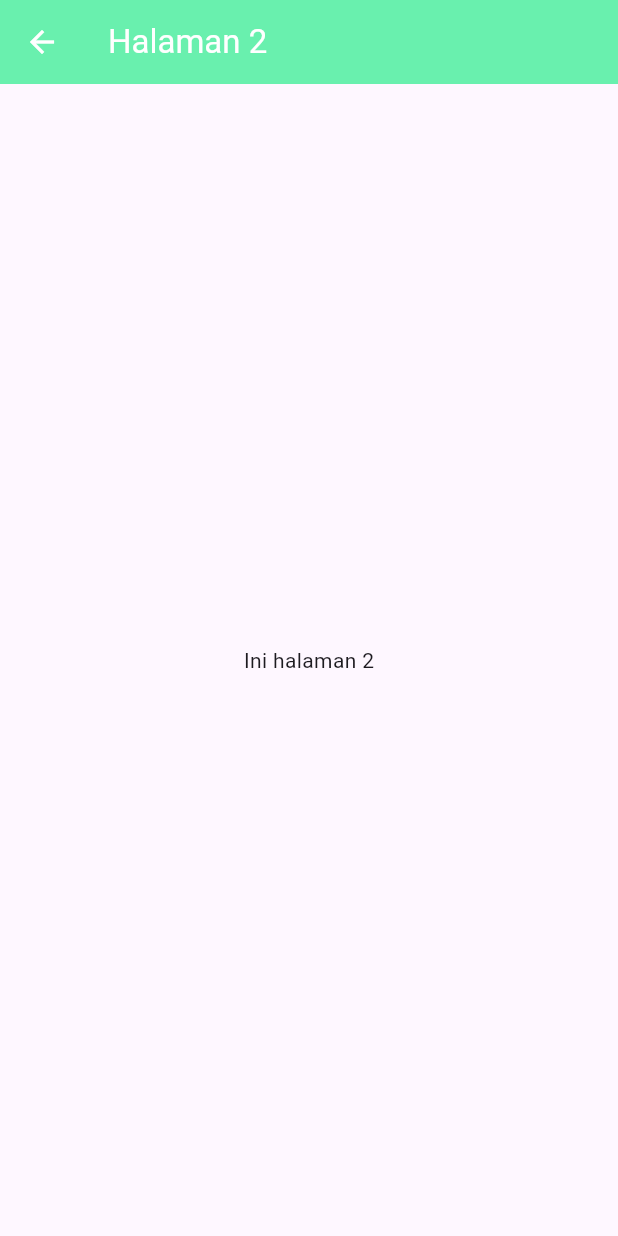
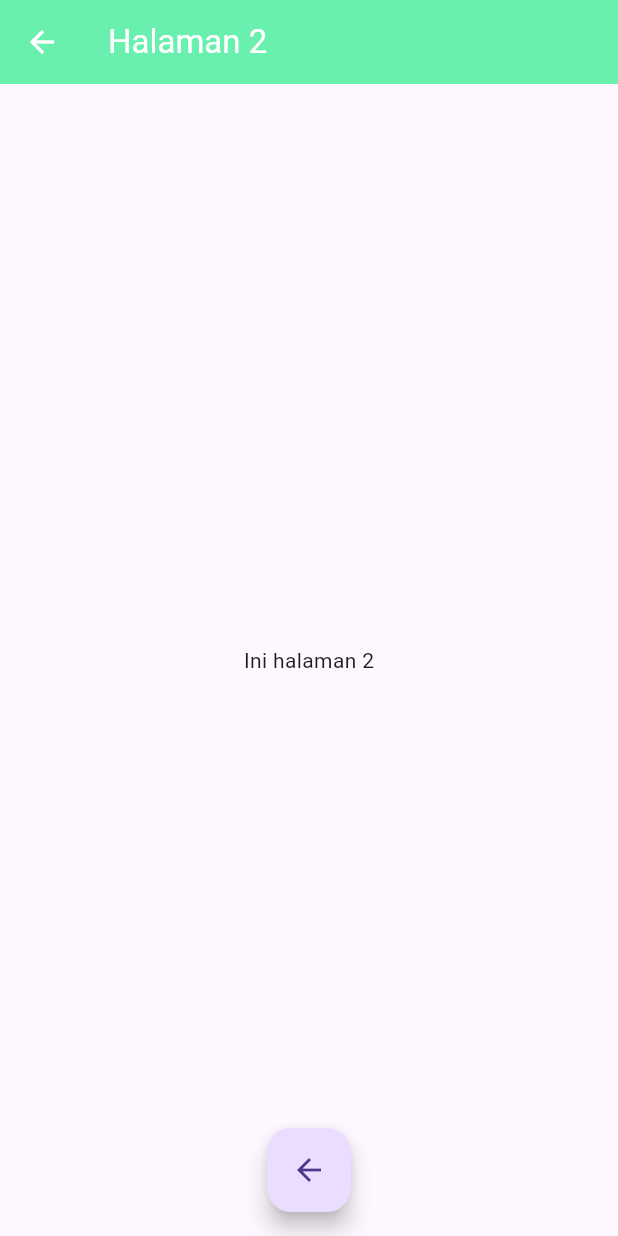
Before and after one commit to ikhsan5117/layout2, a Flutter app: the Page2 screen opened directly, on a phone screen of 412 x 824 dp. Run offline on Flutter 3.47's test engine with Material 3 defaults, Android fonts, the phone set to English and light mode, and no system bars.

Commit message:
tugas baru

```diff
--- a/lib/latihan/pages/page2.dart
+++ b/lib/latihan/pages/page2.dart
@@ -1,3 +1,4 @@
+import 'package:application_1/latihan/pages/page1.dart';
 import 'package:flutter/material.dart';
 
 class Page2 extends StatelessWidget {
@@ -12,8 +13,16 @@ class Page2 extends StatelessWidget {
         foregroundColor: Colors.white,
       ),
       body: Center(
-        child: Text("Ini halaman 2"),
+        child: Text("Ini halaman 2")
       ),
+      floatingActionButton: FloatingActionButton(
+        onPressed: () {
+          Navigator.pop(context);
+        },
+        child: Icon(Icons.arrow_back),
+        ),
+        floatingActionButtonLocation:
+        FloatingActionButtonLocation.centerFloat,
     );
   }
 }
```
Also changed, not shown: lib/latihan/pages/page1.dart (+11 -9 lines), lib/main.dart (+9 -2 lines).
